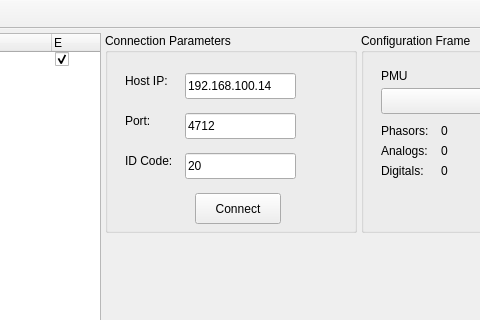
miguelmoreto/FreePMU_client, file freepmu_pdc.ui: the form before one commit; both pictures show x 153 to 633 and y 0 to 320 of the 1280 by 768 pixel window.
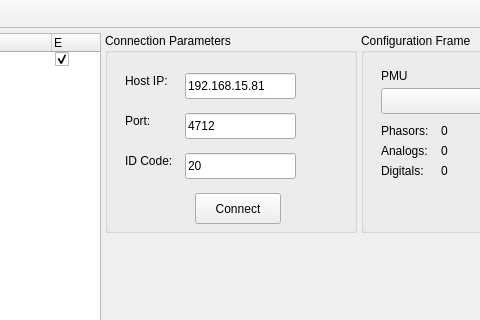
The form after the commit. Icons and pictures are not drawn. Custom widgets are drawn as their Qt base class.

What changed in the file:
```diff
--- a/freepmu_pdc.ui
+++ b/freepmu_pdc.ui
@@ -254,7 +254,7 @@
             </rect>
            </property>
            <property name="text">
-            <string>192.168.100.14</string>
+            <string>192.168.15.81</string>
            </property>
           </widget>
           <widget class="QLineEdit" name="lineEdit_3">
```
